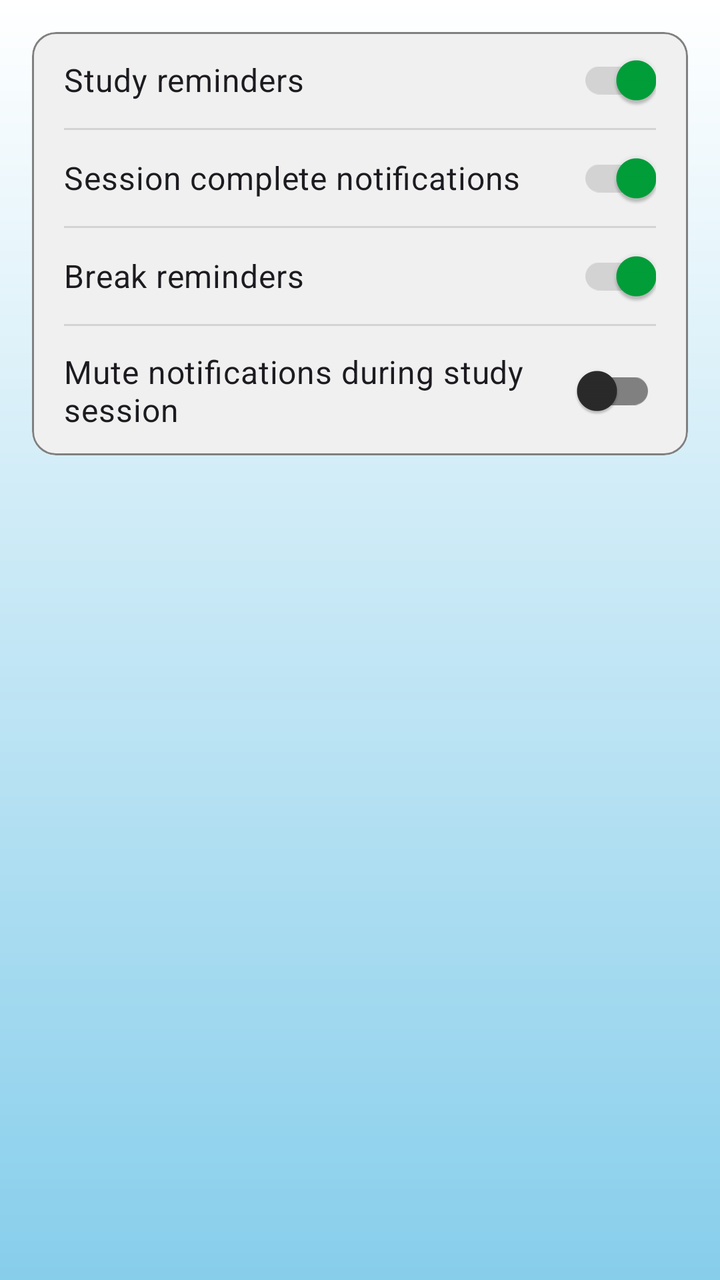
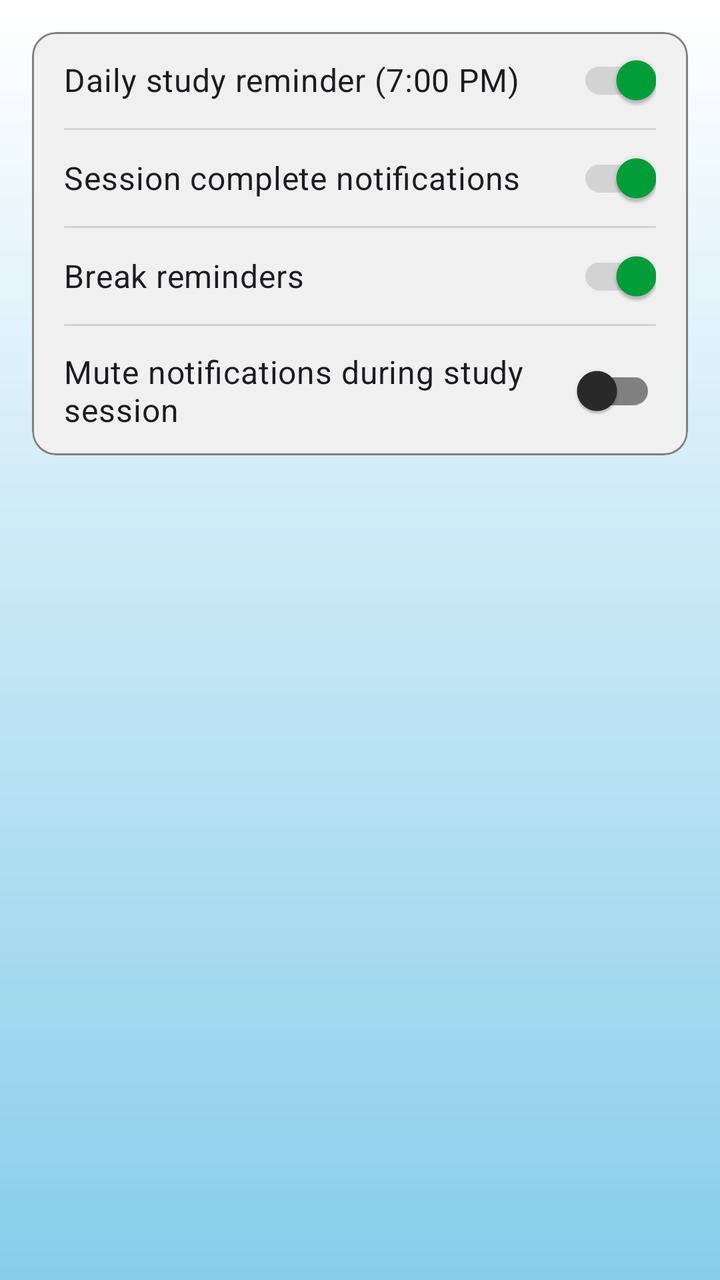

Before-and-after screenshots of an Android layout around one commit, followed by the original layout XML and the change that was made.
<!-- AndroidManifest.xml: application theme Theme.Zone -->
<!-- res/layout/activity_notification_setting.xml -->
<?xml version="1.0" encoding="utf-8"?>
<androidx.constraintlayout.widget.ConstraintLayout
    xmlns:android="http://schemas.android.com/apk/res/android"
    xmlns:app="http://schemas.android.com/apk/res-auto"
    android:layout_width="match_parent"
    android:layout_height="match_parent"
    android:padding="16dp">
    
    <com.google.android.material.card.MaterialCardView
        android:layout_width="0dp"
        android:layout_height="wrap_content"
        app:cardCornerRadius="12dp"
        app:cardElevation="0dp"
        app:strokeColor="@color/switch_color_track"
        app:strokeWidth="1dp"
        app:layout_constraintEnd_toEndOf="parent"
        app:layout_constraintStart_toStartOf="parent"
        app:layout_constraintTop_toTopOf="parent">
        
        <LinearLayout
            android:layout_width="match_parent"
            android:layout_height="wrap_content"
            android:background="#F0F0F0"
            android:divider="?android:attr/listDivider"
            android:orientation="vertical"
            android:paddingHorizontal="16dp"
            android:showDividers="middle">

            <com.google.android.material.switchmaterial.SwitchMaterial
                android:id="@+id/switchStudyReminders"
                android:layout_width="match_parent"
                android:layout_height="wrap_content"
                android:background="#F0F0F0"
                android:checked="true"
                android:paddingVertical="12dp"
                android:text="Study reminders"
                android:textSize="16sp"
                app:thumbTint="@color/switch_color_thumb"
                app:trackTint="@color/switch_color_track"
                app:useMaterialThemeColors="false" />

            <com.google.android.material.switchmaterial.SwitchMaterial
                android:id="@+id/switchSessionComplete"
                android:layout_width="match_parent"
                android:layout_height="wrap_content"
                android:background="#F0F0F0"
                android:checked="true"
                android:paddingVertical="12dp"
                android:text="Session complete notifications"
                android:textSize="16sp"
                app:thumbTint="@color/switch_color_thumb"
                app:trackTint="@color/switch_color_track"
                app:useMaterialThemeColors="false" />

            <com.google.android.material.switchmaterial.SwitchMaterial
                android:id="@+id/switchBreakReminders"
                android:layout_width="match_parent"
                android:layout_height="wrap_content"
                android:background="#F0F0F0"
                android:checked="true"
                android:paddingVertical="12dp"
                android:text="Break reminders"
                android:textSize="16sp"
                app:thumbTint="@color/switch_color_thumb"
                app:trackTint="@color/switch_color_track"
                app:useMaterialThemeColors="false" />

            <com.google.android.material.switchmaterial.SwitchMaterial
                android:id="@+id/switchMuteDuringStudy"
                android:layout_width="match_parent"
                android:layout_height="wrap_content"
                android:background="#F0F0F0"
                android:checked="false"
                android:paddingVertical="12dp"
                android:text="Mute notifications during study session"
                android:textSize="16sp"
                app:thumbTint="@color/switch_color_thumb"
                app:trackTint="@color/switch_color_track"
                app:useMaterialThemeColors="false" />

        </LinearLayout>

    </com.google.android.material.card.MaterialCardView>

</androidx.constraintlayout.widget.ConstraintLayout>
<!-- resources referenced by this layout -->
<resources>
  <style name="Theme.Zone" parent="Base.Theme.Zone" />
  <style name="Base.Theme.Zone" parent="Theme.Material3.Light">
          <item name="colorPrimary">@color/zone_primary</item>
          <item name="colorOnPrimary">@color/white</item>
          <item name="colorSecondary">@color/zone_heart</item>
          <item name="colorSurface">@color/white</item>
          <item name="colorSurfaceContainer">@color/zone_surface</item>
          <item name="colorOnSurface">@color/zone_text_primary</item>
          <item name="android:colorAccent">@color/zone_primary</item>
          <item name="android:textColorPrimary">@color/zone_text_primary</item>
          <item name="android:textColorSecondary">@color/zone_text_secondary</item>
          <item name="android:navigationBarColor">@color/white</item>
          <item name="android:statusBarColor">@color/zone_primary</item>
          <item name="android:windowLightStatusBar">false</item>
          <item name="android:windowBackground">@drawable/background_gradient</item>
          <item name="actionBarStyle">@style/Widget.Zone.ActionBar</item>
      </style>
  <color name="zone_primary">#1E3A6F</color>
  <color name="white">#FFFFFFFF</color>
  <color name="zone_heart">#D8325A</color>
  <color name="zone_surface">#FFF1F4</color>
  <color name="zone_text_primary">#231F22</color>
  <color name="zone_text_secondary">#655D62</color>
  <!-- drawable background_gradient (drawable) -->
  <?xml version="1.0" encoding="utf-8"?>
  <shape xmlns:android="http://schemas.android.com/apk/res/android"
      android:shape="rectangle">
      <gradient
          android:startColor="@color/white"
          android:endColor="@color/sky_blue"
          android:angle="270" />
  </shape>
  <style name="Widget.Zone.ActionBar" parent="Widget.AppCompat.ActionBar">
          <item name="background">@android:color/transparent</item>
          <item name="elevation">0dp</item>
      </style>
  <color name="sky_blue">#87CEEB</color>
</resources>

<!-- the commit's change to res/layout/activity_notification_setting.xml (unified diff, before → after) -->
@@ -33,7 +33,7 @@
                 android:background="#F0F0F0"
                 android:checked="true"
                 android:paddingVertical="12dp"
-                android:text="Study reminders"
+                android:text="Daily study reminder (7:00 PM)"
                 android:textSize="16sp"
                 app:thumbTint="@color/switch_color_thumb"
                 app:trackTint="@color/switch_color_track"
